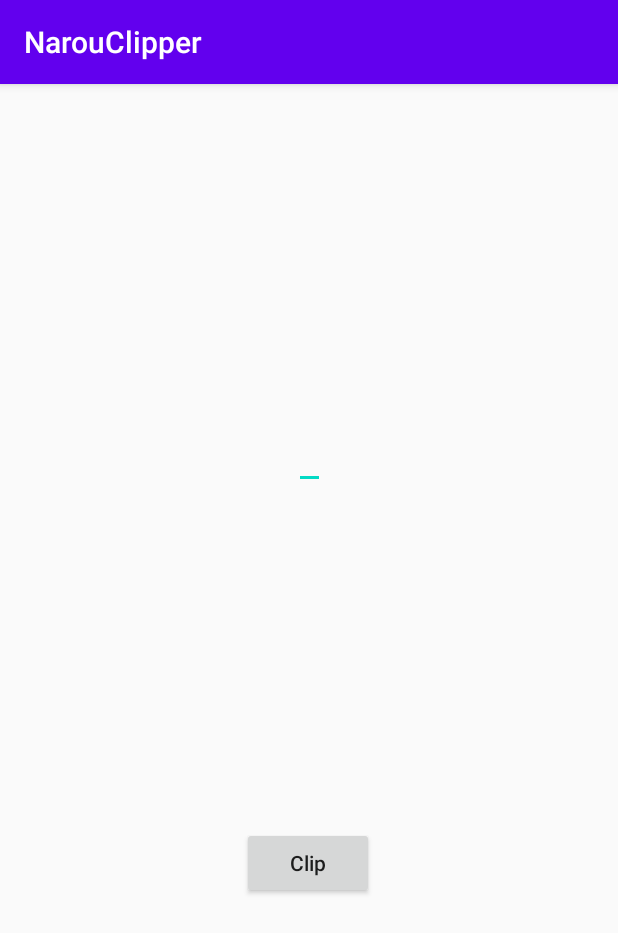
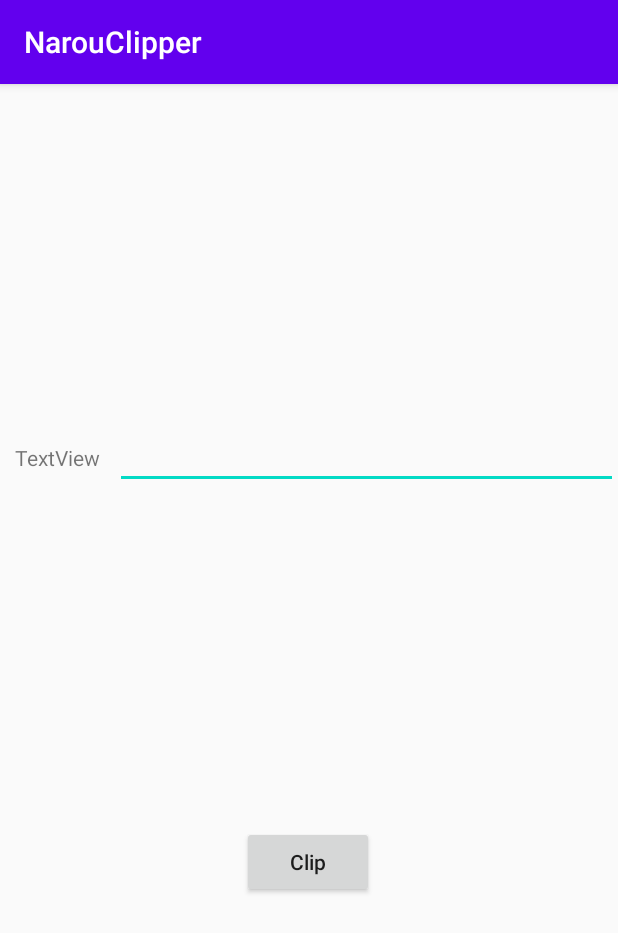
Before and after one commit to wisteriatrellis/NarouClipper, an Android app: the screen it shows after launch (MainActivity), on a phone screen of 412 x 824 dp. Shown: the top 933 px of the screen. Run offline under Robolectric (Android 15) with nearby library versions, the phone set to English and light mode, and no system bars.

```diff
--- a/app/src/main/java/com/unlimtech/narouclipper/MainActivity.kt
+++ b/app/src/main/java/com/unlimtech/narouclipper/MainActivity.kt
@@ -39,7 +39,7 @@ class MainActivity : AppCompatActivity() {
             val clipboardManager: ClipboardManager = applicationContext.getSystemService(Context.CLIPBOARD_SERVICE) as ClipboardManager
             val clipData: ClipData = ClipData.newPlainText(
                 "this is the novel content",
-                "parseHtmlTask.get()"
+                parseHtmlTask.get()
             )
             clipboardManager.setPrimaryClip(clipData)
         }
--- a/app/src/main/res/layout/activity_main.xml
+++ b/app/src/main/res/layout/activity_main.xml
@@ -18,14 +18,25 @@
         app:layout_constraintStart_toStartOf="parent"
         app:layout_constraintTop_toBottomOf="@+id/urlInputTextView" />
 
+    <TextView
+        android:id="@+id/hostTextView"
+        android:layout_width="wrap_content"
+        android:layout_height="wrap_content"
+        android:padding="10dp"
+        android:text="TextView"
+        app:layout_constraintBaseline_toBaselineOf="@+id/urlInputTextView"
+        app:layout_constraintEnd_toStartOf="@+id/urlInputTextView"
+        app:layout_constraintStart_toStartOf="parent" />
+
     <AutoCompleteTextView
         android:id="@+id/urlInputTextView"
-        android:layout_width="wrap_content"
+        android:layout_width="0dp"
         android:layout_height="wrap_content"
+        android:padding="10dp"
         android:text="@string/url_input_text_view"
         app:layout_constraintBottom_toTopOf="@+id/clipButton"
         app:layout_constraintEnd_toEndOf="parent"
-        app:layout_constraintStart_toStartOf="parent"
+        app:layout_constraintStart_toEndOf="@+id/hostTextView"
         app:layout_constraintTop_toTopOf="parent" />
 
 </androidx.constraintlayout.widget.ConstraintLayout>
```
Also changed, not shown: app/src/main/java/com/unlimtech/narouclipper/ParseHtmlTask.kt (+16 -4 lines).
